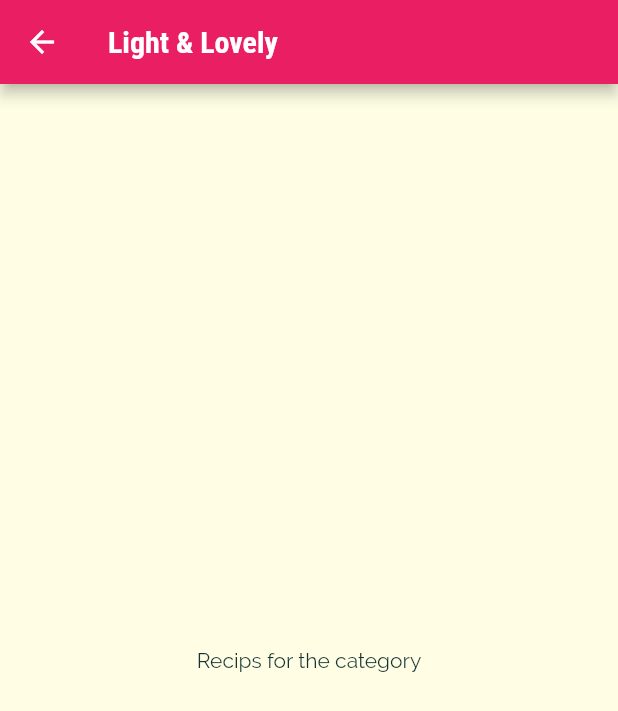
After one commit to quantificial/flutter-meals, a Flutter app: the screen it shows after launch, after a tap on "Light & Lovely", on a phone screen of 412 x 824 dp. The commit adds this screen. Shown: the top 711 px of the screen. Run offline on Flutter 3.47's test engine with Material 2 defaults, Android fonts, the phone set to English and light mode, and no system bars.

Commit message:
pass paramters

```diff
--- a/lib/categories_screen.dart
+++ b/lib/categories_screen.dart
@@ -22,7 +22,11 @@ class CategoriesScreen extends StatelessWidget {
             mainAxisSpacing: 20),
         children: [
           ...DUMMY_CATEGORIES
-              .map((c) => CategoryItem(title: c.title, color: c.color))
+              .map((c) => CategoryItem(
+                    title: c.title,
+                    color: c.color,
+                    id: c.id,
+                  ))
               .toList()
         ],
       ),
--- a/lib/category_item.dart
+++ b/lib/category_item.dart
@@ -2,16 +2,36 @@ import 'package:flutter/src/widgets/framework.dart';
 import 'package:flutter/src/widgets/placeholder.dart';
 
 import 'package:flutter/material.dart';
+import 'package:meals_app/category_meals_screen.dart';
 
 class CategoryItem extends StatelessWidget {
-  const CategoryItem({super.key, required this.title, required this.color});
+  const CategoryItem(
+      {super.key, required this.title, required this.color, required this.id});
 
+  final String id;
   final String title;
   final Color color;
 
+  void selectCategory(BuildContext ctx) {
+    // Navigator.of(ctx).push(MaterialPageRoute(
+    //   builder: (context) {
+    //     return CategoryMealsScreen(
+    //       categoryId: id,
+    //       categoryTitle: title,
+    //     );
+    //   },
+    // ));
+    Navigator.of(ctx)
+        .pushNamed('/category-meals', arguments: {'id': id, 'title': title});
+  }
+
   @override
   Widget build(BuildContext context) {
-    return Container(
+    return InkWell(
+      onTap: () => selectCategory(context),
+      splashColor: Theme.of(context).primaryColor,
+      borderRadius: BorderRadius.circular(15),
+      child: Container(
         padding: const EdgeInsets.all(15),
         decoration: BoxDecoration(
           gradient: LinearGradient(
@@ -24,6 +44,7 @@ class CategoryItem extends StatelessWidget {
           title,
           style: Theme.of(context).textTheme.titleLarge,
         ),
+      ),
     );
   }
 }
--- /dev/null
+++ b/lib/category_meals_screen.dart
@@ -0,0 +1,28 @@
+import 'package:flutter/src/widgets/framework.dart';
+import 'package:flutter/src/widgets/placeholder.dart';
+
+import 'package:flutter/material.dart';
+
+class CategoryMealsScreen extends StatelessWidget {
+  // const CategoryMealsScreen(
+  //     {super.key, required this.categoryId, required this.categoryTitle});
+
+  // final String categoryId;
+  // final String categoryTitle;
+
+  @override
+  Widget build(BuildContext context) {
+    final routeArgs =
+        ModalRoute.of(context)?.settings.arguments as Map<String, String>;
+
+    final categoryId = routeArgs['id'];
+    final categoryTitle = "${routeArgs['title']}";
+
+    return Scaffold(
+      appBar: AppBar(title: Text(categoryTitle!)),
+      body: Center(
+        child: Text('Recips for the category'),
+      ),
+    );
+  }
+}
--- a/lib/main.dart
+++ b/lib/main.dart
@@ -1,5 +1,6 @@
 import 'package:flutter/material.dart';
 import 'package:meals_app/categories_screen.dart';
+import 'package:meals_app/category_meals_screen.dart';
 
 void main() {
   runApp(const MyApp());
@@ -29,6 +30,7 @@ class MyApp extends StatelessWidget {
           colorScheme: ColorScheme.fromSwatch(primarySwatch: Colors.pink)
               .copyWith(secondary: Colors.amber)),
       home: CategoriesScreen(),
+      routes: {'/category-meals': (context) => CategoryMealsScreen()},
     );
   }
 }
```
Lines whose indentation alone changed are shown as unchanged.
